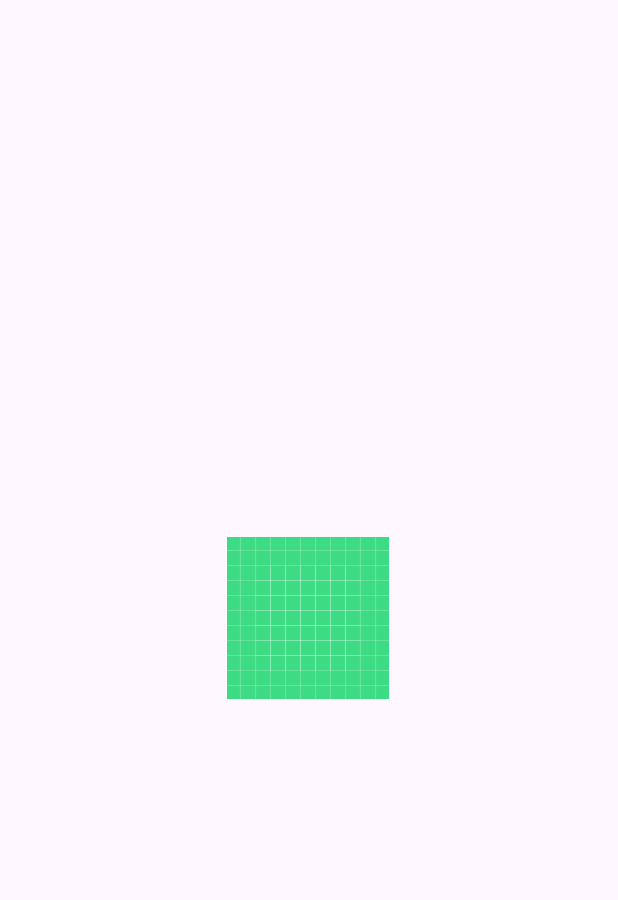
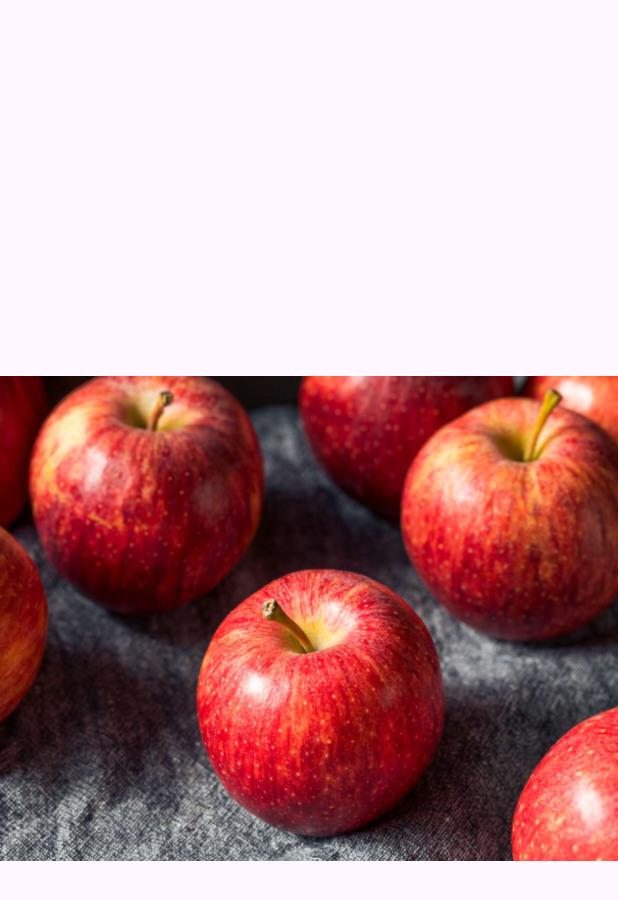
Before and after one commit to VaclavTuma/TutorialAppPart3, an Android app: the screen it shows after launch (detailActivity), after a tap on "Apple", on a phone screen of 412 x 824 dp. Shown: the top 900 px of the screen. Run offline under Robolectric (Android 15) with nearby library versions, the phone set to English and light mode, and no system bars.

```diff
--- a/app/src/main/java/com/example/tutorialapppart3/detailActivity.java
+++ b/app/src/main/java/com/example/tutorialapppart3/detailActivity.java
@@ -42,8 +42,8 @@ public class detailActivity extends AppCompatActivity {
     private int getImg(int index){ //private methode
         switch(index){
             case 0: return R.drawable.bestapple; // index 0
-            case 1: return R.drawable.apple; // index 1
-            case 2: return R.drawable.tomato; // index 2
+            case 1: return R.drawable.tomato; // index 1
+            case 2: return R.drawable.apple; // index 2
             default: return -1;
         }
     }
--- a/app/src/main/res/layout/activity_detail.xml
+++ b/app/src/main/res/layout/activity_detail.xml
@@ -2,7 +2,7 @@
 <androidx.constraintlayout.widget.ConstraintLayout xmlns:android="http://schemas.android.com/apk/res/android"
     xmlns:app="http://schemas.android.com/apk/res-auto"
     xmlns:tools="http://schemas.android.com/tools"
-    android:id="@+id/imageView"
+    android:id="@+id/layoutID"
     android:layout_width="match_parent"
     android:layout_height="match_parent"
     tools:context=".detailActivity">
```
